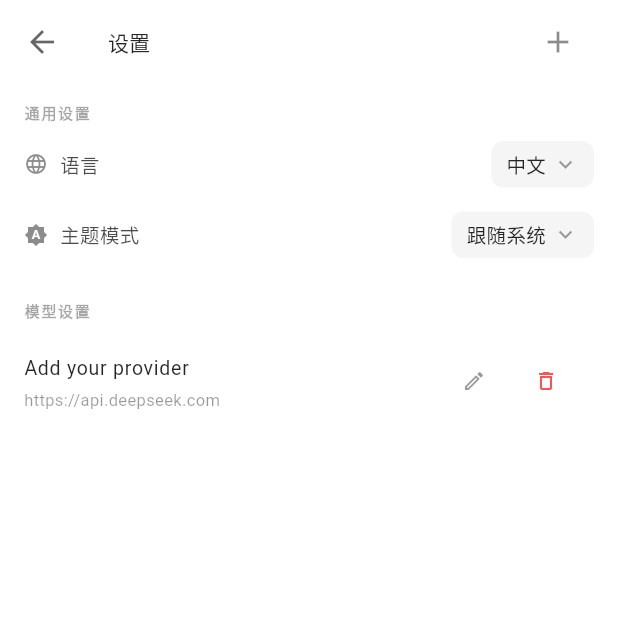
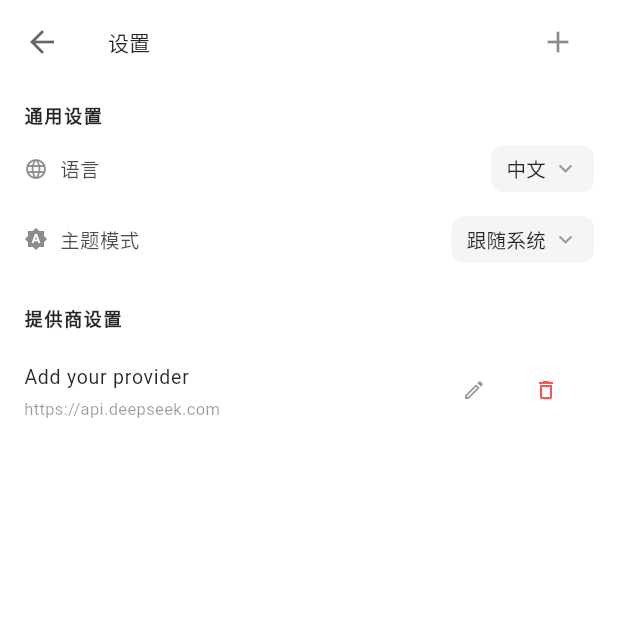
Before and after one commit to zjxzjw/Koko, a Flutter app: the SettingsView screen opened directly, after a tap on "English", after a tap on "中文", on a phone screen of 412 x 824 dp, the top half of it. Run offline on Flutter 3.47's test engine with Material 3 defaults, Android fonts, the phone set to English and light mode, and no system bars; our stand-ins replace dio, fl_chart, flutter_local_notifications, flutter_secure_storage, shared_preferences; missing offline and left inert: tray_manager, window_manager; accounts and stored records are empty; statements that could not run were skipped.

Commit message:
feat(settings): 更新设置页面UI并添加通知时间存储功能
- 将模型设置重命名为提供商设置
- 调整设置标题字体大小从10到12，并修改颜色为主要内容色
- 添加保存和加载最后通知时间的方法，用于提供商通知管理

```diff
--- a/lib/i18n/app_localizations.dart
+++ b/lib/i18n/app_localizations.dart
@@ -114,7 +114,7 @@ class AppLocalizations {
     'language': '语言',
     'settings': '设置',
     'general_settings': '通用设置',
-    'model_settings': '模型设置',
+    'model_settings': '提供商设置',
     'balance_monitor': 'KOKO \u2014 LLM 余额监控',
     'balance_monitor_long':
         '{name}\n剩余：{symbol}{remaining}\n已用：{symbol}{used}',
--- a/lib/ui/settings_view.dart
+++ b/lib/ui/settings_view.dart
@@ -813,8 +813,8 @@ class _SettingsViewState extends State<SettingsView> {
       child: Text(
         title,
         style: TextStyle(
-          fontSize: 10,
-          color: AppColors.dimText,
+          fontSize: 12,
+          color: AppColors.primaryText,
           fontWeight: FontWeight.w600,
           letterSpacing: 1.1,
         ),
```
Also changed, not shown: lib/services/storage_service.dart (+11 -0 lines).
